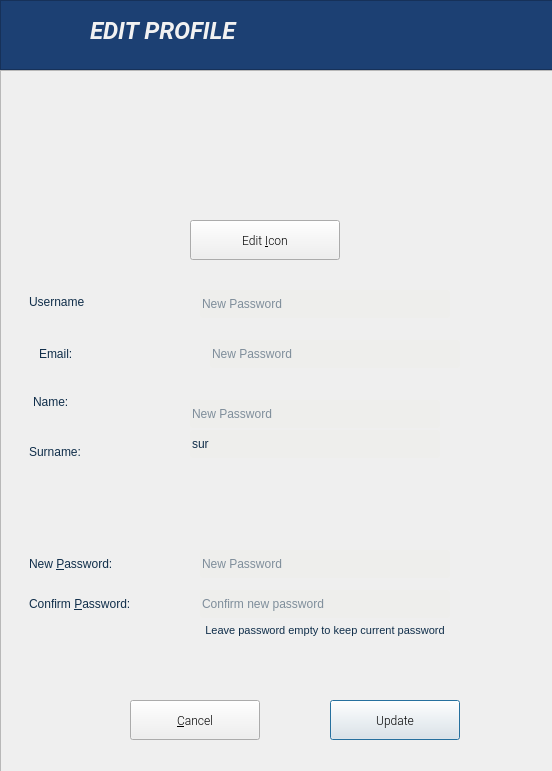
Above: src/client_new/ui/profile_dialog.ui from franco-ruggeri/write-together before the change. Below: the same form after it.
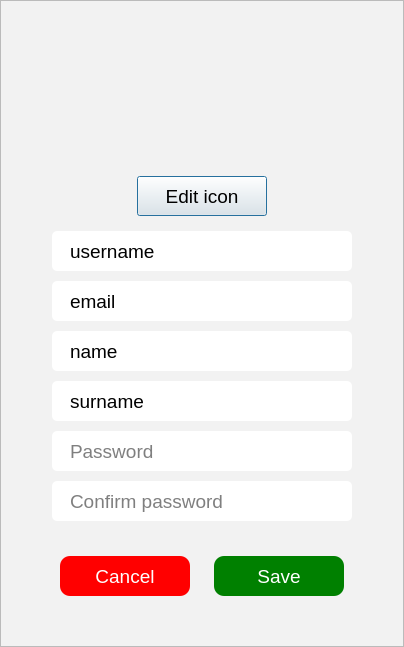
That is the form after the change. Icons and pictures are not drawn.

Commit message:
integrate and refactor: profile dialog (+ fixes)
- Add layouts to profile dialog
- Minor changes in home
- Make home a separate window (not in the QStackedWidget)
- Crop image for login/signup/connection forms
- Fix show own profile in editor

The edit to the form file:
```diff
--- a/src/client_new/ui/profile_dialog.ui
+++ b/src/client_new/ui/profile_dialog.ui
@@ -6,33 +6,28 @@
    <rect>
     <x>0</x>
     <y>0</y>
-    <width>552</width>
-    <height>771</height>
+    <width>404</width>
+    <height>642</height>
    </rect>
   </property>
   <property name="sizePolicy">
-   <sizepolicy hsizetype="Fixed" vsizetype="Fixed">
+   <sizepolicy hsizetype="Preferred" vsizetype="Preferred">
     <horstretch>0</horstretch>
     <verstretch>0</verstretch>
    </sizepolicy>
   </property>
   <property name="minimumSize">
    <size>
-    <width>552</width>
-    <height>771</height>
+    <width>0</width>
+    <height>0</height>
    </size>
   </property>
   <property name="maximumSize">
    <size>
-    <width>552</width>
-    <height>771</height>
+    <width>16777215</width>
+    <height>16777215</height>
    </size>
   </property>
-  <property name="font">
-   <font>
-    <family>Roboto Light</family>
-   </font>
-  </property>
   <property name="windowTitle">
    <string>Edit Profile</string>
   </property>
@@ -41,467 +36,413 @@
     <normaloff>:/images/user.png</normaloff>:/images/user.png</iconset>
   </property>
   <property name="styleSheet">
-   <string notr="true">QMessageBox  QLabel {
-  background-color:#f2f2f2;
-  color: #1C4073;
+   <string notr="true">* {
+	font-family: &quot;Roboto Light&quot;;
+	font-size: 14pt;
 }
-QMessageBox  QIcon {
-  background-color:#f2f2f2;
+
+QFrame {
+	background-color: #f2f2f2;
 }
 QMessageBox QPushButton {min-width: 50; min-height: 19; background-color: green; color: white} 
 
-background-color: #F2F2f2;
-</string>
+QLineEdit {
+	background-color: white;
+	padding: 5px 16px 5px;
+    border-radius: 5px;
+}
+
+QLineEdit:focus {
+	border: 2px solid #1877f2;
+}
+
+QLineEdit[readOnly=&quot;true&quot;] {
+	background-color: transparent;
+}
+
+QPushButton#cancel,QPushButton#save {
+	border-radius: 10px;
+}
+
+QPushButton#cancel:pressed,QPushButton#save:pressed {
+	border-radius: 15px;
+}
+
+QPushButton#cancel {
+	color: white;
+    background-color: red;
+}
+
+QPushButton#cancel:hover {
+    background-color:  #C0180C;
+}
+
+QPushButton#save {
+	color: white;
+	background-color: green;
+}
+
+QPushButton#save:hover {
+	background-color: #056905;
+}</string>
   </property>
-  <widget class="QFrame" name="header_user_page">
-   <property name="geometry">
-    <rect>
-     <x>0</x>
-     <y>0</y>
-     <width>561</width>
-     <height>70</height>
-    </rect>
+  <layout class="QVBoxLayout" name="verticalLayout_3">
+   <property name="spacing">
+    <number>0</number>
    </property>
-   <property name="styleSheet">
-    <string notr="true">background-color: #1C4073;</string>
+   <property name="leftMargin">
+    <number>0</number>
    </property>
-   <property name="frameShape">
-    <enum>QFrame::StyledPanel</enum>
+   <property name="topMargin">
+    <number>0</number>
    </property>
-   <property name="frameShadow">
-    <enum>QFrame::Raised</enum>
+   <property name="rightMargin">
+    <number>0</number>
    </property>
-   <widget class="QLabel" name="header_image_user_page">
-    <property name="geometry">
-     <rect>
-      <x>6</x>
-      <y>6</y>
-      <width>61</width>
-      <height>51</height>
-     </rect>
-    </property>
-    <property name="text">
-     <string/>
-    </property>
-    <property name="pixmap">
-     <pixmap>:/images/collaboration_white.png</pixmap>
-    </property>
-    <property name="scaledContents">
-     <bool>true</bool>
-    </property>
-   </widget>
-   <widget class="QLabel" name="label_2">
-    <property name="geometry">
-     <rect>
-      <x>90</x>
-      <y>10</y>
-      <width>391</width>
-      <height>41</height>
-     </rect>
-    </property>
-    <property name="font">
-     <font>
-      <family>Roboto</family>
-     </font>
-    </property>
-    <property name="styleSheet">
-     <string notr="true">color: #f2f2f2;</string>
-    </property>
-    <property name="text">
-     <string>&lt;html&gt;&lt;head/&gt;&lt;body&gt;&lt;p&gt;&lt;span style=&quot; font-size:18pt; font-weight:600; font-style:italic;&quot;&gt;EDIT PROFILE&lt;/span&gt;&lt;/p&gt;&lt;/body&gt;&lt;/html&gt;</string>
-    </property>
-   </widget>
-  </widget>
-  <widget class="QFrame" name="frame">
-   <property name="geometry">
-    <rect>
-     <x>0</x>
-     <y>70</y>
-     <width>561</width>
-     <height>711</height>
-    </rect>
+   <property name="bottomMargin">
+    <number>0</number>
    </property>
-   <property name="sizePolicy">
-    <sizepolicy hsizetype="Fixed" vsizetype="Fixed">
-     <horstretch>0</horstretch>
-     <verstretch>0</verstretch>
-    </sizepolicy>
-   </property>
-   <property name="frameShape">
-    <enum>QFrame::StyledPanel</enum>
-   </property>
-   <property name="frameShadow">
-    <enum>QFrame::Raised</enum>
-   </property>
-   <widget class="QLabel" name="icon">
-    <property name="geometry">
-     <rect>
-      <x>200</x>
-      <y>10</y>
-      <width>130</width>
-      <height>130</height>
-     </rect>
-    </property>
-    <property name="text">
-     <string/>
-    </property>
-    <property name="scaledContents">
-     <bool>true</bool>
-    </property>
-   </widget>
-   <widget class="QPushButton" name="edit_icon">
-    <property name="geometry">
-     <rect>
-      <x>190</x>
-      <y>150</y>
-      <width>150</width>
-      <height>40</height>
-     </rect>
-    </property>
-    <property name="cursor">
-     <cursorShape>PointingHandCursor</cursorShape>
-    </property>
-    <property name="text">
-     <string>Edit &amp;Icon</string>
-    </property>
-   </widget>
-   <widget class="QPushButton" name="update">
-    <property name="geometry">
-     <rect>
-      <x>330</x>
-      <y>630</y>
-      <width>130</width>
-      <height>40</height>
-     </rect>
-    </property>
-    <property name="cursor">
-     <cursorShape>PointingHandCursor</cursorShape>
-    </property>
-    <property name="text">
-     <string>Update</string>
-    </property>
-    <property name="default">
-     <bool>true</bool>
-    </property>
-   </widget>
-   <widget class="QPushButton" name="cancel">
-    <property name="geometry">
-     <rect>
-      <x>130</x>
-      <y>630</y>
-      <width>130</width>
-      <height>40</height>
-     </rect>
-    </property>
-    <property name="cursor">
-     <cursorShape>PointingHandCursor</cursorShape>
-    </property>
-    <property name="text">
-     <string>&amp;Cancel</string>
-    </property>
-   </widget>
-   <widget class="QFrame" name="gridFrame">
-    <property name="geometry">
-     <rect>
-      <x>-30</x>
-      <y>210</y>
-      <width>552</width>
-      <height>371</height>
-     </rect>
-    </property>
-    <property name="styleSheet">
-     <string notr="true">margin-left: 20px;
-margin-right: 20px;</string>
-    </property>
-    <property name="frameShape">
-     <enum>QFrame::NoFrame</enum>
-    </property>
-    <property name="frameShadow">
-     <enum>QFrame::Plain</enum>
-    </property>
-    <widget class="QLabel" name="changeuser_currentuser_label">
-     <property name="geometry">
-      <rect>
-       <x>36</x>
-       <y>8</y>
-       <width>177</width>
-       <height>28</height>
-      </rect>
+   <item>
+    <widget class="QFrame" name="form">
+     <property name="frameShape">
+      <enum>QFrame::StyledPanel</enum>
      </property>
-     <property name="styleSheet">
-      <string notr="true">color:  #102E4A;</string>
+     <property name="frameShadow">
+      <enum>QFrame::Raised</enum>
      </property>
-     <property name="text">
-      <string>&lt;html&gt;&lt;head/&gt;&lt;body&gt;&lt;p&gt;Username&lt;/p&gt;&lt;/body&gt;&lt;/html&gt;</string>
-     </property>
+     <layout class="QVBoxLayout" name="verticalLayout_4">
+      <property name="spacing">
+       <number>15</number>
+      </property>
+      <property name="leftMargin">
+       <number>50</number>
+      </property>
+      <property name="topMargin">
+       <number>30</number>
+      </property>
+      <property name="rightMargin">
+       <number>50</number>
+      </property>
+      <property name="bottomMargin">
+       <number>30</number>
+      </property>
+      <item>
+       <layout class="QVBoxLayout" name="verticalLayout_2">
+        <item alignment="Qt::AlignHCenter">
+         <widget class="QLabel" name="icon">
+          <property name="minimumSize">
+           <size>
+            <width>130</width>
+            <height>130</height>
+           </size>
+          </property>
+          <property name="maximumSize">
+           <size>
+            <width>130</width>
+            <height>130</height>
+           </size>
+          </property>
+          <property name="text">
+           <string/>
+          </property>
+          <property name="pixmap">
+           <pixmap resource="resource.qrc">:/images/profile/default.png</pixmap>
+          </property>
+          <property name="scaledContents">
+           <bool>true</bool>
+          </property>
+         </widget>
+        </item>
+        <item alignment="Qt::AlignHCenter">
+         <widget class="QPushButton" name="edit_icon">
+          <property name="sizePolicy">
+           <sizepolicy hsizetype="Minimum" vsizetype="Fixed">
+            <horstretch>0</horstretch>
+            <verstretch>0</verstretch>
+           </sizepolicy>
+          </property>
+          <property name="minimumSize">
+           <size>
+            <width>130</width>
+            <height>40</height>
+           </size>
+          </property>
+          <property name="maximumSize">
+           <size>
+            <width>130</width>
+            <height>40</height>
+           </size>
+          </property>
+          <property name="text">
+           <string>Edit icon</string>
+          </property>
+         </widget>
+        </item>
+       </layout>
+      </item>
+      <item>
+       <layout class="QVBoxLayout" name="verticalLayout">
+        <property name="spacing">
+         <number>10</number>
+        </property>
+        <item alignment="Qt::AlignHCenter">
+         <widget class="QLineEdit" name="username">
+          <property name="sizePolicy">
+           <sizepolicy hsizetype="Fixed" vsizetype="Fixed">
+            <horstretch>0</horstretch>
+            <verstretch>0</verstretch>
+           </sizepolicy>
+          </property>
+          <property name="minimumSize">
+           <size>
+            <width>300</width>
+            <height>40</height>
+           </size>
+          </property>
+          <property name="maximumSize">
+           <size>
+            <width>300</width>
+            <height>40</height>
+           </size>
+          </property>
+          <property name="focusPolicy">
+           <enum>Qt::NoFocus</enum>
+          </property>
+          <property name="text">
+           <string>username</string>
+          </property>
+          <property name="readOnly">
+           <bool>true</bool>
+          </property>
+         </widget>
+        </item>
+        <item alignment="Qt::AlignHCenter">
+         <widget class="QLineEdit" name="email">
+          <property name="sizePolicy">
+           <sizepolicy hsizetype="Fixed" vsizetype="Fixed">
+            <horstretch>0</horstretch>
+            <verstretch>0</verstretch>
+           </sizepolicy>
+          </property>
+          <property name="minimumSize">
+           <size>
+            <width>300</width>
+            <height>40</height>
+           </size>
+          </property>
+          <property name="maximumSize">
+           <size>
+            <width>300</width>
+            <height>40</height>
+           </size>
+          </property>
+          <property name="focusPolicy">
+           <enum>Qt::StrongFocus</enum>
+          </property>
+          <property name="text">
+           <string>email</string>
+          </property>
+          <property name="readOnly">
+           <bool>false</bool>
+          </property>
+         </widget>
+        </item>
+        <item alignment="Qt::AlignHCenter">
+         <widget class="QLineEdit" name="name">
+          <property name="sizePolicy">
+           <sizepolicy hsizetype="Fixed" vsizetype="Fixed">
+            <horstretch>0</horstretch>
+            <verstretch>0</verstretch>
+           </sizepolicy>
+          </property>
+          <property name="minimumSize">
+           <size>
+            <width>300</width>
+            <height>40</height>
+           </size>
+          </property>
+          <property name="maximumSize">
+           <size>
+            <width>300</width>
+            <height>40</height>
+           </size>
+          </property>
+          <property name="focusPolicy">
+           <enum>Qt::StrongFocus</enum>
+          </property>
+          <property name="text">
+           <string>name</string>
+          </property>
+          <property name="readOnly">
+           <bool>false</bool>
+          </property>
+         </widget>
+        </item>
+        <item alignment="Qt::AlignHCenter">
+         <widget class="QLineEdit" name="surname">
+          <property name="sizePolicy">
+           <sizepolicy hsizetype="Fixed" vsizetype="Fixed">
+            <horstretch>0</horstretch>
+            <verstretch>0</verstretch>
+           </sizepolicy>
+          </property>
+          <property name="minimumSize">
+           <size>
+            <width>300</width>
+            <height>40</height>
+           </size>
+          </property>
+          <property name="maximumSize">
+           <size>
+            <width>300</width>
+            <height>40</height>
+           </size>
+          </property>
+          <property name="focusPolicy">
+           <enum>Qt::StrongFocus</enum>
+          </property>
+          <property name="text">
+           <string>surname</string>
+          </property>
+          <property name="readOnly">
+           <bool>false</bool>
+          </property>
+         </widget>
+        </item>
+        <item alignment="Qt::AlignHCenter">
+         <widget class="QLineEdit" name="password">
+          <property name="sizePolicy">
+           <sizepolicy hsizetype="Fixed" vsizetype="Fixed">
+            <horstretch>0</horstretch>
+            <verstretch>0</verstretch>
+           </sizepolicy>
+          </property>
+          <property name="minimumSize">
+           <size>
+            <width>300</width>
+            <height>40</height>
+           </size>
+          </property>
+          <property name="maximumSize">
+           <size>
+            <width>300</width>
+            <height>40</height>
+           </size>
+          </property>
+          <property name="focusPolicy">
+           <enum>Qt::StrongFocus</enum>
+          </property>
+          <property name="text">
+           <string/>
+          </property>
+          <property name="echoMode">
+           <enum>QLineEdit::Password</enum>
+          </property>
+          <property name="placeholderText">
+           <string>Password</string>
+          </property>
+         </widget>
+        </item>
+        <item alignment="Qt::AlignHCenter">
+         <widget class="QLineEdit" name="repeat_password">
+          <property name="sizePolicy">
+           <sizepolicy hsizetype="Fixed" vsizetype="Fixed">
+            <horstretch>0</horstretch>
+            <verstretch>0</verstretch>
+           </sizepolicy>
+          </property>
+          <property name="minimumSize">
+           <size>
+            <width>300</width>
+            <height>40</height>
+           </size>
+          </property>
+          <property name="maximumSize">
+           <size>
+            <width>300</width>
+            <height>40</height>
+           </size>
+          </property>
+          <property name="focusPolicy">
+           <enum>Qt::StrongFocus</enum>
+          </property>
+          <property name="text">
+           <string/>
+          </property>
+          <property name="echoMode">
+           <enum>QLineEdit::Password</enum>
+          </property>
+          <property name="placeholderText">
+           <string>Confirm password</string>
+          </property>
+         </widget>
+        </item>
+       </layout>
+      </item>
+      <item>
+       <layout class="QHBoxLayout" name="horizontalLayout">
+        <property name="topMargin">
+         <number>20</number>
+        </property>
+        <property name="bottomMargin">
+         <number>20</number>
+        </property>
+        <item>
+         <widget class="QPushButton" name="cancel">
+          <property name="sizePolicy">
+           <sizepolicy hsizetype="Fixed" vsizetype="Fixed">
+            <horstretch>0</horstretch>
+            <verstretch>0</verstretch>
+           </sizepolicy>
+          </property>
+          <property name="minimumSize">
+           <size>
+            <width>130</width>
+            <height>40</height>
+           </size>
+          </property>
+          <property name="maximumSize">
+           <size>
+            <width>130</width>
+            <height>40</height>
+           </size>
+          </property>
+          <property name="text">
+           <string>Cancel</string>
+          </property>
+         </widget>
+        </item>
+        <item>
+         <widget class="QPushButton" name="save">
+          <property name="sizePolicy">
+           <sizepolicy hsizetype="Fixed" vsizetype="Fixed">
+            <horstretch>0</horstretch>
+            <verstretch>0</verstretch>
+           </sizepolicy>
+          </property>
+          <property name="minimumSize">
+           <size>
+            <width>130</width>
+            <height>40</height>
+           </size>
+          </property>
+          <property name="maximumSize">
+           <size>
+            <width>130</width>
+            <height>40</height>
+           </size>
+          </property>
+          <property name="text">
+           <string>Save</string>
+          </property>
+         </widget>
+        </item>
+       </layout>
+      </item>
+     </layout>
     </widget>
-    <widget class="QLabel" name="change_newpass_label">
-     <property name="geometry">
-      <rect>
-       <x>36</x>
-       <y>270</y>
-       <width>151</width>
-       <height>28</height>
-      </rect>
-     </property>
-     <property name="styleSheet">
-      <string notr="true">color:  #102E4A;</string>
-     </property>
-     <property name="text">
-      <string>New &amp;Password:</string>
-     </property>
-     <property name="buddy">
-      <cstring>password</cstring>
-     </property>
-    </widget>
-    <widget class="QLineEdit" name="password">
-     <property name="geometry">
-      <rect>
-       <x>230</x>
-       <y>270</y>
-       <width>250</width>
-       <height>28</height>
-      </rect>
-     </property>
-     <property name="sizePolicy">
-      <sizepolicy hsizetype="Preferred" vsizetype="Preferred">
-       <horstretch>0</horstretch>
-       <verstretch>0</verstretch>
-      </sizepolicy>
-     </property>
-     <property name="styleSheet">
-      <string notr="true">color:  #102E4A; 
-border-radius: 2px;
-background-color: rgb(238, 238, 236);
-margin: 0px;</string>
-     </property>
-     <property name="placeholderText">
-      <string>New Password</string>
-     </property>
-    </widget>
-    <widget class="QLineEdit" name="confirm_password">
-     <property name="geometry">
-      <rect>
-       <x>230</x>
-       <y>310</y>
-       <width>250</width>
-       <height>28</height>
-      </rect>
-     </property>
-     <property name="sizePolicy">
-      <sizepolicy hsizetype="Ignored" vsizetype="Ignored">
-       <horstretch>0</horstretch>
-       <verstretch>0</verstretch>
-      </sizepolicy>
-     </property>
-     <property name="styleSheet">
-      <string notr="true">color:  #102E4A; border-radius: 2px;
-background-color: rgb(238, 238, 236);
-margin: 0px;</string>
-     </property>
-     <property name="placeholderText">
-      <string>Confirm new password</string>
-     </property>
-    </widget>
-    <widget class="QLabel" name="change_confirmpass_label">
-     <property name="geometry">
-      <rect>
-       <x>36</x>
-       <y>310</y>
-       <width>175</width>
-       <height>28</height>
-      </rect>
-     </property>
-     <property name="styleSheet">
-      <string notr="true">color:  #102E4A;</string>
-     </property>
-     <property name="text">
-      <string>Confirm &amp;Password:</string>
-     </property>
-     <property name="buddy">
-      <cstring>confirm_password</cstring>
-     </property>
-    </widget>
-    <widget class="QLabel" name="changeuser_newname_label">
-     <property name="geometry">
-      <rect>
-       <x>40</x>
-       <y>108</y>
-       <width>173</width>
-       <height>28</height>
-      </rect>
-     </property>
-     <property name="styleSheet">
-      <string notr="true">color:  #102E4A;</string>
-     </property>
-     <property name="text">
-      <string>Name:    </string>
-     </property>
-    </widget>
-    <widget class="QLabel" name="changeuser_newsurname_label">
-     <property name="geometry">
-      <rect>
-       <x>36</x>
-       <y>158</y>
-       <width>173</width>
-       <height>28</height>
-      </rect>
-     </property>
-     <property name="styleSheet">
-      <string notr="true">color:  #102E4A;</string>
-     </property>
-     <property name="text">
-      <string>Surname:    </string>
-     </property>
-    </widget>
-    <widget class="QLabel" name="changeuser_newemail_label">
-     <property name="geometry">
-      <rect>
-       <x>46</x>
-       <y>60</y>
-       <width>173</width>
-       <height>28</height>
-      </rect>
-     </property>
-     <property name="styleSheet">
-      <string notr="true">color:  #102E4A;</string>
-     </property>
-     <property name="text">
-      <string>Email:    </string>
-     </property>
-    </widget>
-    <widget class="QLabel" name="changeuser_username_label_2">
-     <property name="geometry">
-      <rect>
-       <x>230</x>
-       <y>340</y>
-       <width>250</width>
-       <height>20</height>
-      </rect>
-     </property>
-     <property name="styleSheet">
-      <string notr="true">color:  #102E4A;
-margin: 0px;
-font-size:8pt</string>
-     </property>
-     <property name="text">
-      <string>Leave password empty to keep current password</string>
-     </property>
-     <property name="textFormat">
-      <enum>Qt::AutoText</enum>
-     </property>
-     <property name="alignment">
-      <set>Qt::AlignCenter</set>
-     </property>
-    </widget>
-    <widget class="QLineEdit" name="email">
-     <property name="geometry">
-      <rect>
-       <x>240</x>
-       <y>60</y>
-       <width>250</width>
-       <height>28</height>
-      </rect>
-     </property>
-     <property name="sizePolicy">
-      <sizepolicy hsizetype="Preferred" vsizetype="Preferred">
-       <horstretch>0</horstretch>
-       <verstretch>0</verstretch>
-      </sizepolicy>
-     </property>
-     <property name="styleSheet">
-      <string notr="true">color:  #102E4A; 
-border-radius: 2px;
-background-color: rgb(238, 238, 236);
-margin: 0px;</string>
-     </property>
-     <property name="placeholderText">
-      <string>New Password</string>
-     </property>
-    </widget>
-    <widget class="QLineEdit" name="surname">
-     <property name="geometry">
-      <rect>
-       <x>220</x>
-       <y>150</y>
-       <width>250</width>
-       <height>28</height>
-      </rect>
-     </property>
-     <property name="sizePolicy">
-      <sizepolicy hsizetype="Preferred" vsizetype="Preferred">
-       <horstretch>0</horstretch>
-       <verstretch>0</verstretch>
-      </sizepolicy>
-     </property>
-     <property name="styleSheet">
-      <string notr="true">color:  #102E4A; 
-border-radius: 2px;
-background-color: rgb(238, 238, 236);
-margin: 0px;</string>
-     </property>
-     <property name="text">
-      <string>sur</string>
-     </property>
-     <property name="placeholderText">
-      <string>New Password</string>
-     </property>
-    </widget>
-    <widget class="QLineEdit" name="name">
-     <property name="geometry">
-      <rect>
-       <x>220</x>
-       <y>120</y>
-       <width>250</width>
-       <height>28</height>
-      </rect>
-     </property>
-     <property name="sizePolicy">
-      <sizepolicy hsizetype="Preferred" vsizetype="Preferred">
-       <horstretch>0</horstretch>
-       <verstretch>0</verstretch>
-      </sizepolicy>
-     </property>
-     <property name="styleSheet">
-      <string notr="true">color:  #102E4A; 
-border-radius: 2px;
-background-color: rgb(238, 238, 236);
-margin: 0px;</string>
-     </property>
-     <property name="placeholderText">
-      <string>New Password</string>
-     </property>
-    </widget>
-    <widget class="QLineEdit" name="username">
-     <property name="geometry">
-      <rect>
-       <x>230</x>
-       <y>10</y>
-       <width>250</width>
-       <height>28</height>
-      </rect>
-     </property>
-     <property name="sizePolicy">
-      <sizepolicy hsizetype="Preferred" vsizetype="Preferred">
-       <horstretch>0</horstretch>
-       <verstretch>0</verstretch>
-      </sizepolicy>
-     </property>
-     <property name="styleSheet">
-      <string notr="true">color:  #102E4A; 
-border-radius: 2px;
-background-color: rgb(238, 238, 236);
-margin: 0px;</string>
-     </property>
-     <property name="readOnly">
-      <bool>true</bool>
-     </property>
-     <property name="placeholderText">
-      <string>New Password</string>
-     </property>
-    </widget>
-   </widget>
-  </widget>
+   </item>
+  </layout>
  </widget>
  <resources>
   <include location="resource.qrc"/>
```
Left out of the diff: 25 changed lines with no effect on the pictures. The commit also changes 17 other files.
